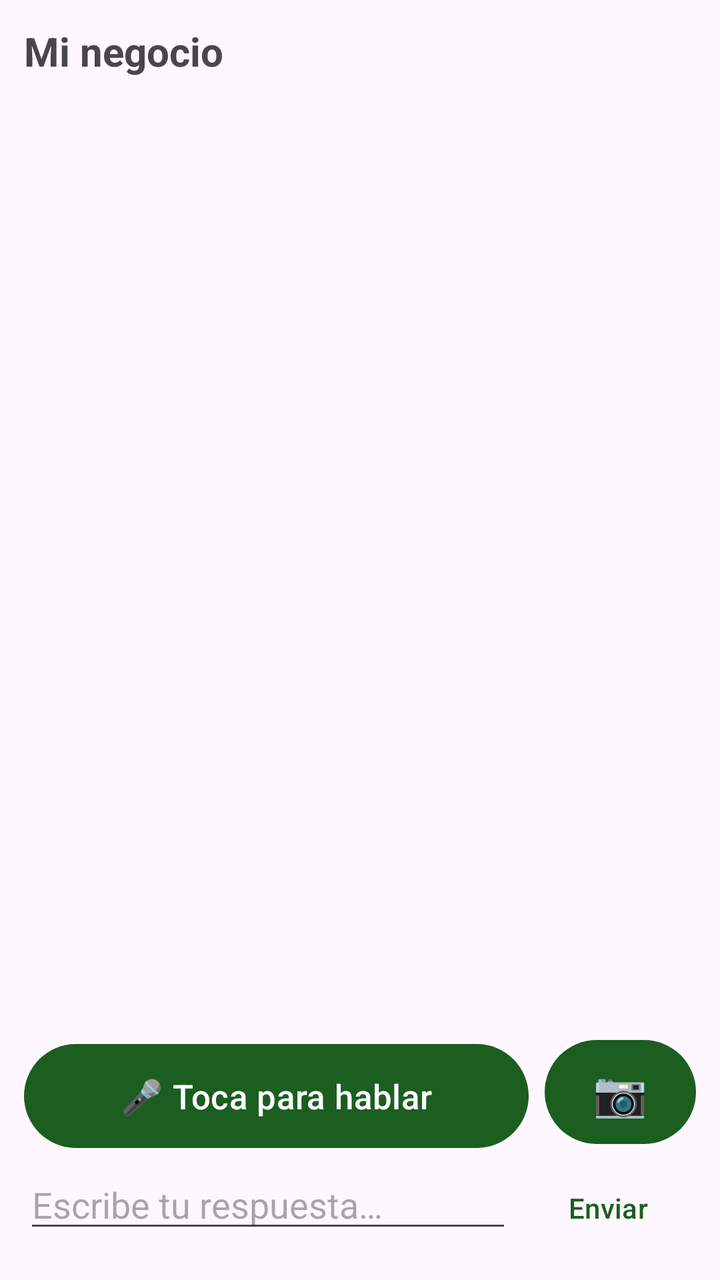
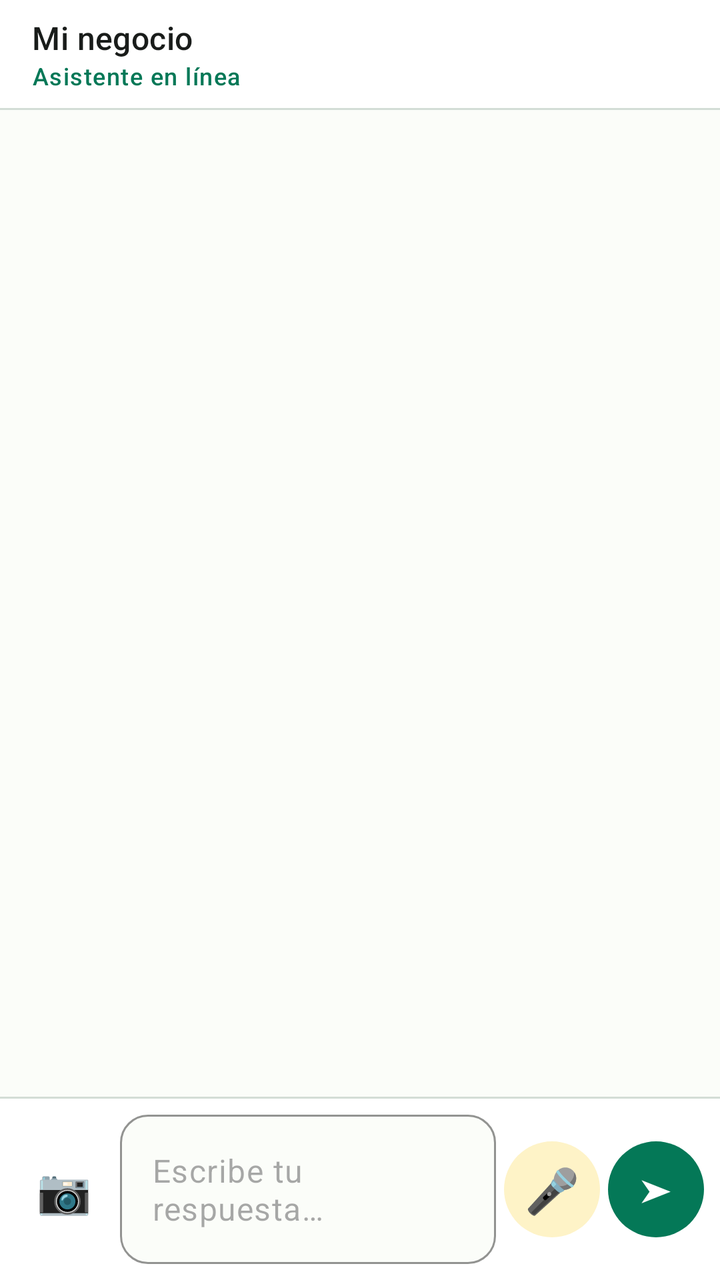

Two renders of the same Android screen: before a commit and after it. Below are the layout's source before the change and the commit's diff.
<!-- AndroidManifest.xml: application theme Theme.Agente -->
<!-- res/layout/activity_onboarding.xml -->
<?xml version="1.0" encoding="utf-8"?>
<FrameLayout xmlns:android="http://schemas.android.com/apk/res/android"
    android:layout_width="match_parent"
    android:layout_height="match_parent">

<LinearLayout
    android:layout_width="match_parent"
    android:layout_height="match_parent"
    android:orientation="vertical"
    android:padding="12dp">

    <TextView
        android:layout_width="wrap_content"
        android:layout_height="wrap_content"
        android:text="@string/onboarding_title"
        android:textSize="20sp"
        android:textStyle="bold"
        android:paddingBottom="8dp" />

    <ScrollView
        android:id="@+id/chat_scroll"
        android:layout_width="match_parent"
        android:layout_height="0dp"
        android:layout_weight="1">

        <TextView
            android:id="@+id/chat_log"
            android:layout_width="match_parent"
            android:layout_height="wrap_content"
            android:textSize="15sp"
            android:lineSpacingExtra="2dp" />
    </ScrollView>

    <LinearLayout
        android:layout_width="match_parent"
        android:layout_height="wrap_content"
        android:orientation="horizontal"
        android:layout_marginTop="8dp">

        <com.google.android.material.button.MaterialButton
            android:id="@+id/chat_mic"
            android:layout_width="0dp"
            android:layout_weight="1"
            android:layout_height="60dp"
            android:textSize="17sp"
            android:text="@string/voice_mic" />

        
        <com.google.android.material.button.MaterialButton
            android:id="@+id/chat_camera"
            android:layout_width="wrap_content"
            android:layout_height="60dp"
            android:layout_marginStart="8dp"
            android:minWidth="64dp"
            android:textSize="22sp"
            android:text="@string/catalog_photo_button" />
    </LinearLayout>

    <LinearLayout
        android:layout_width="match_parent"
        android:layout_height="wrap_content"
        android:orientation="horizontal"
        android:paddingTop="4dp">

        <Button
            android:id="@+id/chat_replay"
            style="@style/Widget.Material3.Button.TextButton"
            android:layout_width="wrap_content"
            android:layout_height="wrap_content"
            android:minWidth="48dp"
            android:visibility="gone"
            android:text="@string/voice_replay" />

        <EditText
            android:id="@+id/chat_input"
            android:layout_width="0dp"
            android:layout_weight="1"
            android:layout_height="wrap_content"
            android:hint="@string/onboarding_input_hint"
            android:maxLines="4" />

        <Button
            android:id="@+id/chat_send"
            style="@style/Widget.Material3.Button.TextButton"
            android:layout_width="wrap_content"
            android:layout_height="wrap_content"
            android:layout_marginStart="4dp"
            android:text="@string/onboarding_send" />
    </LinearLayout>
</LinearLayout>

    
    <LinearLayout
        android:id="@+id/done_sheet"
        android:layout_width="match_parent"
        android:layout_height="wrap_content"
        android:layout_gravity="bottom"
        android:orientation="vertical"
        android:gravity="center_horizontal"
        android:background="@drawable/bg_done_sheet"
        android:paddingTop="28dp"
        android:paddingBottom="36dp"
        android:paddingHorizontal="24dp"
        android:elevation="12dp"
        android:visibility="gone"
        android:clickable="true"
        android:focusable="true">

        <TextView
            android:layout_width="wrap_content"
            android:layout_height="wrap_content"
            android:text="@string/done_title"
            android:textColor="#FFFFFF"
            android:textSize="28sp"
            android:textStyle="bold" />

        <TextView
            android:id="@+id/done_arrow"
            android:layout_width="wrap_content"
            android:layout_height="wrap_content"
            android:layout_marginTop="10dp"
            android:text="@string/done_arrow"
            android:textColor="#FFFFFF"
            android:textSize="46sp"
            android:includeFontPadding="false" />

        <TextView
            android:layout_width="wrap_content"
            android:layout_height="wrap_content"
            android:layout_marginTop="4dp"
            android:text="@string/done_cta"
            android:textColor="#FFFFFF"
            android:textSize="18sp" />
    </LinearLayout>
</FrameLayout>
<!-- resources referenced by this layout -->
<resources>
  <!-- drawable bg_done_sheet (drawable) -->
  <?xml version="1.0" encoding="utf-8"?>
  <shape xmlns:android="http://schemas.android.com/apk/res/android"
      android:shape="rectangle">
      <solid android:color="#1B5E20" />
      <corners
          android:topLeftRadius="28dp"
          android:topRightRadius="28dp" />
  </shape>
  <string name="catalog_photo_button" translatable="false">📷</string>
  <string name="done_arrow">⬇️</string>
  <string name="done_cta">Vamos a tu calendario</string>
  <string name="done_title">¡Todo listo! 🎉</string>
  <string name="onboarding_input_hint">Escribe tu respuesta…</string>
  <string name="onboarding_send">Enviar</string>
  <string name="onboarding_title">Mi negocio</string>
  <string name="voice_mic">🎤  Toca para hablar</string>
  <string name="voice_replay">🔊</string>
  <style name="Theme.Agente" parent="Theme.Material3.DayNight.NoActionBar">
          <item name="colorPrimary">#1B5E20</item>
          <item name="colorSecondary">#43A047</item>
      </style>
</resources>

<!-- the commit's change to res/layout/activity_onboarding.xml (unified diff, before → after) -->
@@ -1,93 +1,208 @@
 <?xml version="1.0" encoding="utf-8"?>
 <FrameLayout xmlns:android="http://schemas.android.com/apk/res/android"
-    android:layout_width="match_parent"
-    android:layout_height="match_parent">
-
-<LinearLayout
+    xmlns:app="http://schemas.android.com/apk/res-auto"
     android:layout_width="match_parent"
     android:layout_height="match_parent"
-    android:orientation="vertical"
-    android:padding="12dp">
-
-    <TextView
-        android:layout_width="wrap_content"
-        android:layout_height="wrap_content"
-        android:text="@string/onboarding_title"
-        android:textSize="20sp"
-        android:textStyle="bold"
-        android:paddingBottom="8dp" />
-
-    <ScrollView
-        android:id="@+id/chat_scroll"
-        android:layout_width="match_parent"
-        android:layout_height="0dp"
-        android:layout_weight="1">
-
-        <TextView
-            android:id="@+id/chat_log"
-            android:layout_width="match_parent"
-            android:layout_height="wrap_content"
-            android:textSize="15sp"
-            android:lineSpacingExtra="2dp" />
-    </ScrollView>
+    android:background="@color/agento_surface">
 
     <LinearLayout
         android:layout_width="match_parent"
-        android:layout_height="wrap_content"
-        android:orientation="horizontal"
-        android:layout_marginTop="8dp">
-
-        <com.google.android.material.button.MaterialButton
-            android:id="@+id/chat_mic"
-            android:layout_width="0dp"
+        android:layout_height="match_parent"
+        android:orientation="vertical">
+
+        
+        <LinearLayout
+            android:layout_width="match_parent"
+            android:layout_height="wrap_content"
+            android:orientation="vertical"
+            android:background="@color/agento_surface_card"
+            android:paddingStart="@dimen/space_m"
+            android:paddingEnd="@dimen/space_m"
+            android:paddingTop="@dimen/space_s"
+            android:paddingBottom="@dimen/space_s">
+
+            <TextView
+                android:layout_width="wrap_content"
+                android:layout_height="wrap_content"
+                android:textAppearance="?attr/textAppearanceTitleMedium"
+                android:textColor="@color/agento_on_surface"
+                android:text="@string/onboarding_title" />
+
+            <TextView
+                android:id="@+id/chat_status"
+                android:layout_width="wrap_content"
+                android:layout_height="wrap_content"
+                android:textAppearance="?attr/textAppearanceLabelMedium"
+                android:textColor="@color/agento_primary"
+                android:text="@string/chat_header_status" />
+        </LinearLayout>
+
+        <View
+            android:layout_width="match_parent"
+            android:layout_height="1dp"
+            android:background="@color/agento_outline" />
+
+        <androidx.recyclerview.widget.RecyclerView
+            android:id="@+id/chat_recycler"
+            android:layout_width="match_parent"
+            android:layout_height="0dp"
             android:layout_weight="1"
-            android:layout_height="60dp"
-            android:textSize="17sp"
-            android:text="@string/voice_mic" />
+            android:clipToPadding="false"
+            android:paddingStart="@dimen/space_m"
+            android:paddingEnd="@dimen/space_m"
+            android:paddingTop="@dimen/space_s"
+            android:paddingBottom="@dimen/space_s"
+            android:scrollbars="vertical" />
 
         
-        <com.google.android.material.button.MaterialButton
-            android:id="@+id/chat_camera"
-            android:layout_width="wrap_content"
-            android:layout_height="60dp"
-            android:layout_marginStart="8dp"
-            android:minWidth="64dp"
-            android:textSize="22sp"
-            android:text="@string/catalog_photo_button" />
+        <LinearLayout
+            android:id="@+id/record_bar"
+            android:layout_width="match_parent"
+            android:layout_height="wrap_content"
+            android:orientation="horizontal"
+            android:gravity="center_vertical"
+            android:background="@color/agento_error_container"
+            android:paddingStart="@dimen/space_m"
+            android:paddingEnd="@dimen/space_m"
+            android:paddingTop="@dimen/space_s"
+            android:paddingBottom="@dimen/space_s"
+            android:visibility="gone">
+
+            <TextView
+                android:id="@+id/record_dot"
+                android:layout_width="wrap_content"
+                android:layout_height="wrap_content"
+                android:textAppearance="?attr/textAppearanceTitleMedium"
+                android:textColor="@color/agento_error"
+                android:importantForAccessibility="no"
+                android:text="@string/chat_dot" />
+
+            <TextView
+                android:id="@+id/record_timer"
+                android:layout_width="wrap_content"
+                android:layout_height="wrap_content"
+                android:layout_marginStart="@dimen/space_s"
+                android:textAppearance="?attr/textAppearanceTitleMedium"
+                android:textColor="@color/agento_on_surface" />
+
+            <TextView
+                android:layout_width="0dp"
+                android:layout_weight="1"
+                android:layout_height="wrap_content"
+                android:layout_marginStart="@dimen/space_m"
+                android:textAppearance="?attr/textAppearanceLabelMedium"
+                android:textColor="@color/agento_on_surface_muted"
+                android:text="@string/chat_recording_hint" />
+        </LinearLayout>
+
+        <View
+            android:layout_width="match_parent"
+            android:layout_height="1dp"
+            android:background="@color/agento_outline" />
+
+        
+        <LinearLayout
+            android:layout_width="match_parent"
+            android:layout_height="wrap_content"
+            android:orientation="horizontal"
+            android:gravity="center_vertical"
+            android:background="@color/agento_surface_card"
+            android:paddingStart="@dimen/space_s"
+            android:paddingEnd="@dimen/space_s"
+            android:paddingTop="@dimen/space_s"
+            android:paddingBottom="@dimen/space_s">
+
+            <com.google.android.material.button.MaterialButton
+                android:id="@+id/chat_replay"
+                style="@style/Widget.Material3.Button.TextButton"
+                android:layout_width="@dimen/touch_min"
+                android:layout_height="@dimen/touch_min"
+                android:minWidth="0dp"
+                android:minHeight="0dp"
+                android:insetTop="0dp"
+                android:insetBottom="0dp"
+                android:padding="0dp"
+                app:cornerRadius="@dimen/space_l"
+                android:textAppearance="?attr/textAppearanceTitleMedium"
+                android:contentDescription="@string/chat_a11y_replay"
+                android:visibility="gone"
+                android:text="@string/voice_replay" />
+
+            
+            <com.google.android.material.button.MaterialButton
+                android:id="@+id/chat_camera"
+                style="@style/Widget.Material3.Button.TextButton"
+                android:layout_width="@dimen/touch_min"
+                android:layout_height="@dimen/touch_min"
+                android:minWidth="0dp"
+                android:minHeight="0dp"
+                android:insetTop="0dp"
+                android:insetBottom="0dp"
+                android:padding="0dp"
+                app:cornerRadius="@dimen/space_l"
+                android:textAppearance="?attr/textAppearanceTitleLarge"
+                android:contentDescription="@string/chat_a11y_camera"
+                android:text="@string/catalog_photo_button" />
+
+            <com.google.android.material.textfield.TextInputLayout
+                android:id="@+id/chat_input_layout"
+                style="@style/Widget.Material3.TextInputLayout.OutlinedBox"
+                android:layout_width="0dp"
+                android:layout_weight="1"
+                android:layout_height="wrap_content"
+                android:layout_marginStart="@dimen/space_xs"
+                android:layout_marginEnd="@dimen/space_xs"
+                app:hintEnabled="false"
+                app:boxBackgroundColor="@color/agento_surface"
+                app:boxStrokeColor="@color/agento_primary"
+                app:boxCornerRadiusTopStart="@dimen/corner_control"
+                app:boxCornerRadiusTopEnd="@dimen/corner_control"
+                app:boxCornerRadiusBottomStart="@dimen/corner_control"
+                app:boxCornerRadiusBottomEnd="@dimen/corner_control">
+
+                <com.google.android.material.textfield.TextInputEditText
+                    android:id="@+id/chat_input"
+                    android:layout_width="match_parent"
+                    android:layout_height="wrap_content"
+                    android:hint="@string/onboarding_input_hint"
+                    android:textAppearance="?attr/textAppearanceBodyLarge"
+                    android:inputType="textCapSentences|textMultiLine"
+                    android:maxLines="4" />
+            </com.google.android.material.textfield.TextInputLayout>
+
+            <com.google.android.material.button.MaterialButton
+                android:id="@+id/chat_mic"
+                style="@style/Widget.Material3.Button.TonalButton"
+                android:layout_width="@dimen/touch_min"
+                android:layout_height="@dimen/touch_min"
+                android:minWidth="0dp"
+                android:minHeight="0dp"
+                android:insetTop="0dp"
+                android:insetBottom="0dp"
+                android:padding="0dp"
+                app:cornerRadius="@dimen/space_l"
+                android:textAppearance="?attr/textAppearanceTitleLarge"
+                android:contentDescription="@string/chat_a11y_mic"
+                android:text="@string/chat_mic_glyph" />
+
+            <com.google.android.material.button.MaterialButton
+                android:id="@+id/chat_send"
+                android:layout_width="@dimen/touch_min"
+                android:layout_height="@dimen/touch_min"
+                android:layout_marginStart="@dimen/space_xs"
+                android:minWidth="0dp"
+                android:minHeight="0dp"
+                android:insetTop="0dp"
+                android:insetBottom="0dp"
+                android:padding="0dp"
+                app:cornerRadius="@dimen/space_l"
+                app:backgroundTint="@color/agento_primary"
+                android:textColor="@color/agento_on_primary"
+                android:textAppearance="?attr/textAppearanceTitleMedium"
+                android:contentDescription="@string/chat_a11y_send"
+                android:text="@string/chat_send_glyph" />
+        </LinearLayout>
     </LinearLayout>
-
-    <LinearLayout
-        android:layout_width="match_parent"
-        android:layout_height="wrap_content"
-        android:orientation="horizontal"
-        android:paddingTop="4dp">
-
-        <Button
-            android:id="@+id/chat_replay"
-            style="@style/Widget.Material3.Button.TextButton"
-            android:layout_width="wrap_content"
-            android:layout_height="wrap_content"
-            android:minWidth="48dp"
-            android:visibility="gone"
-            android:text="@string/voice_replay" />
-
-        <EditText
-            android:id="@+id/chat_input"
-            android:layout_width="0dp"
-            android:layout_weight="1"
-            android:layout_height="wrap_content"
-            android:hint="@string/onboarding_input_hint"
-            android:maxLines="4" />
-
-        <Button
-            android:id="@+id/chat_send"
-            style="@style/Widget.Material3.Button.TextButton"
-            android:layout_width="wrap_content"
-            android:layout_height="wrap_content"
-            android:layout_marginStart="4dp"
-            android:text="@string/onboarding_send" />
-    </LinearLayout>
-</LinearLayout>
 
     
     <LinearLayout
@@ -98,9 +213,10 @@
         android:orientation="vertical"
         android:gravity="center_horizontal"
         android:background="@drawable/bg_done_sheet"
-        android:paddingTop="28dp"
-        android:paddingBottom="36dp"
-        android:paddingHorizontal="24dp"
+        android:paddingTop="@dimen/space_l"
+        android:paddingBottom="@dimen/space_xl"
+        android:paddingStart="@dimen/space_l"
+        android:paddingEnd="@dimen/space_l"
         android:elevation="12dp"
         android:visibility="gone"
         android:clickable="true"
@@ -110,26 +226,26 @@
             android:layout_width="wrap_content"
             android:layout_height="wrap_content"
             android:text="@string/done_title"
-            android:textColor="#FFFFFF"
-            android:textSize="28sp"
+            android:textColor="@color/agento_on_primary"
+            android:textAppearance="?attr/textAppearanceHeadlineSmall"
             android:textStyle="bold" />
 
         <TextView
             android:id="@+id/done_arrow"
             android:layout_width="wrap_content"
             android:layout_height="wrap_content"
-            android:layout_marginTop="10dp"
+            android:layout_marginTop="@dimen/space_s"
             android:text="@string/done_arrow"
-            android:textColor="#FFFFFF"
-            android:textSize="46sp"
+            android:textColor="@color/agento_on_primary"
+            android:textAppearance="?attr/textAppearanceDisplaySmall"
             android:includeFontPadding="false" />
 
         <TextView
             android:layout_width="wrap_content"
             android:layout_height="wrap_content"
-            android:layout_marginTop="4dp"
+            android:layout_marginTop="@dimen/space_xs"
             android:text="@string/done_cta"
-            android:textColor="#FFFFFF"
-            android:textSize="18sp" />
+            android:textColor="@color/agento_on_primary"
+            android:textAppearance="?attr/textAppearanceTitleMedium" />
     </LinearLayout>
 </FrameLayout>
<!-- resource entries referenced after the edit -->
@@ -1,5 +1,21 @@
 <!-- resources referenced by this layout -->
 <resources>
+  <color name="agento_error">#B3261E</color>
+  <color name="agento_error_container">#FDE7E9</color>
+  <color name="agento_on_primary">#FFFFFF</color>
+  <color name="agento_on_surface">#191C1A</color>
+  <color name="agento_on_surface_muted">#5C6660</color>
+  <color name="agento_outline">#D3DDD6</color>
+  <color name="agento_primary">#047857</color>
+  <color name="agento_surface">#FBFDF9</color>
+  <color name="agento_surface_card">#FFFFFF</color>
+  <dimen name="corner_control">14dp</dimen>
+  <dimen name="space_l">24dp</dimen>
+  <dimen name="space_m">16dp</dimen>
+  <dimen name="space_s">8dp</dimen>
+  <dimen name="space_xl">32dp</dimen>
+  <dimen name="space_xs">4dp</dimen>
+  <dimen name="touch_min">48dp</dimen>
   <!-- drawable bg_done_sheet (drawable) -->
   <?xml version="1.0" encoding="utf-8"?>
   <shape xmlns:android="http://schemas.android.com/apk/res/android"
@@ -10,17 +26,45 @@
           android:topRightRadius="28dp" />
   </shape>
   <string name="catalog_photo_button" translatable="false">📷</string>
+  <string name="chat_a11y_camera">Enviar foto del catálogo</string>
+  <string name="chat_a11y_mic">Grabar nota de voz</string>
+  <string name="chat_a11y_replay">Volver a escuchar la respuesta</string>
+  <string name="chat_a11y_send">Enviar mensaje</string>
+  <string name="chat_dot" translatable="false">●</string>
+  <string name="chat_header_status">Asistente en línea</string>
+  <string name="chat_mic_glyph" translatable="false">🎤</string>
+  <string name="chat_recording_hint">Grabando — toca ⏹ para enviar</string>
+  <string name="chat_send_glyph" translatable="false">➤</string>
   <string name="done_arrow">⬇️</string>
   <string name="done_cta">Vamos a tu calendario</string>
   <string name="done_title">¡Todo listo! 🎉</string>
   <string name="onboarding_input_hint">Escribe tu respuesta…</string>
-  <string name="onboarding_send">Enviar</string>
   <string name="onboarding_title">Mi negocio</string>
-  <string name="voice_mic">🎤  Toca para hablar</string>
   <string name="voice_replay">🔊</string>
-  <style name="Theme.Agente" parent="Theme.Material3.DayNight.NoActionBar">
-          <item name="colorPrimary">#1B5E20</item>
-          <item name="colorSecondary">#43A047</item>
+  <style name="Theme.Agente" parent="Theme.Material3.Light.NoActionBar">
+          <item name="colorPrimary">@color/agento_primary</item>
+          <item name="colorOnPrimary">@color/agento_on_primary</item>
+          <item name="colorPrimaryContainer">@color/agento_primary_container</item>
+          <item name="colorOnPrimaryContainer">@color/agento_on_primary_container</item>
+          <item name="colorSecondary">@color/agento_secondary</item>
+          <item name="colorSecondaryContainer">@color/agento_secondary_container</item>
+          <item name="colorOnSecondaryContainer">@color/agento_on_secondary_container</item>
+          <item name="colorError">@color/agento_error</item>
+          <item name="colorErrorContainer">@color/agento_error_container</item>
+          <item name="android:colorBackground">@color/agento_surface</item>
+          <item name="colorSurface">@color/agento_surface_card</item>
+          <item name="colorSurfaceVariant">@color/agento_surface_variant</item>
+          <item name="colorOnSurface">@color/agento_on_surface</item>
+          <item name="colorOnSurfaceVariant">@color/agento_on_surface_muted</item>
+          <item name="colorOutline">@color/agento_outline</item>
+          <item name="android:statusBarColor">@color/agento_surface</item>
+          <item name="android:windowLightStatusBar">true</item>
       </style>
+  <color name="agento_primary_container">#D1FAE5</color>
+  <color name="agento_on_primary_container">#064E3B</color>
+  <color name="agento_secondary">#B45309</color>
+  <color name="agento_secondary_container">#FEF3C7</color>
+  <color name="agento_on_secondary_container">#78350F</color>
+  <color name="agento_surface_variant">#E8F0EA</color>
 </resources>
 
